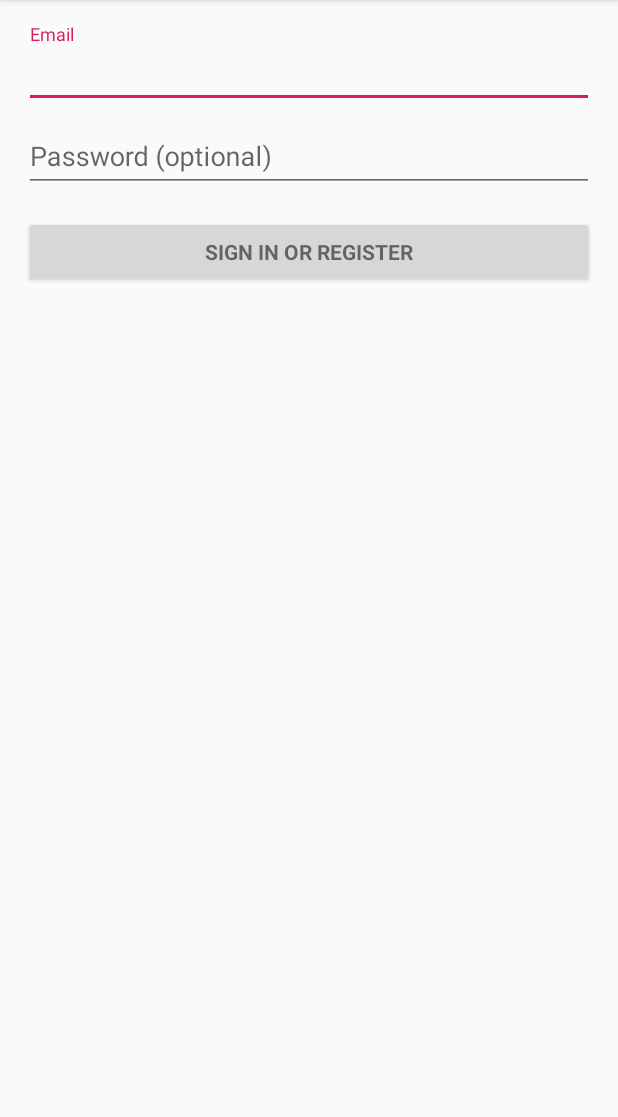
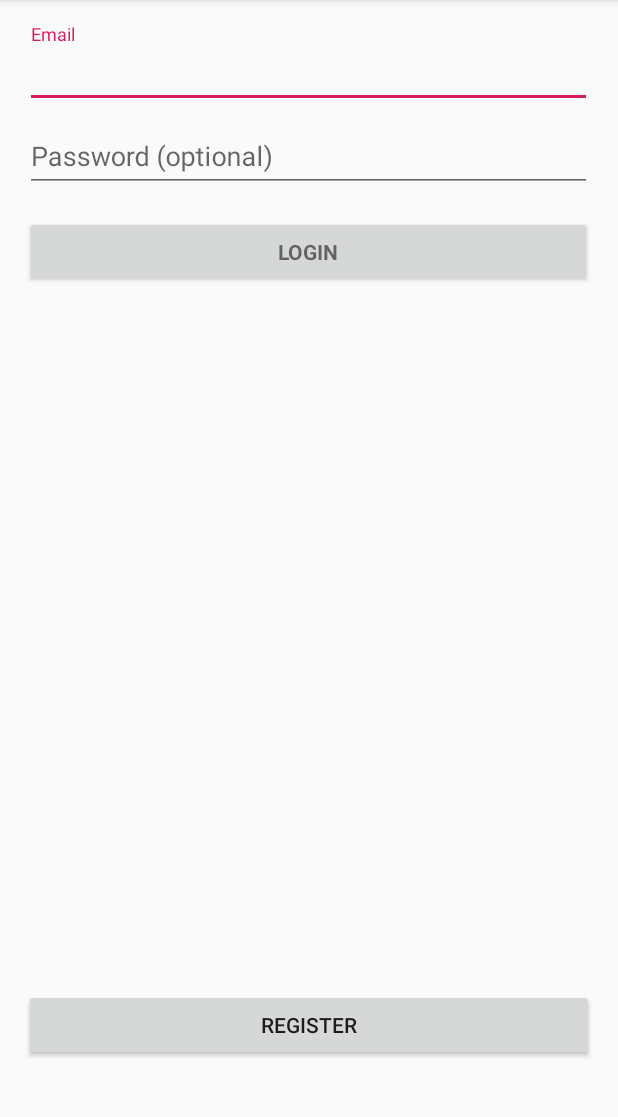
Before and after one commit to arquitecturas-moviles-2019/cursos-app, an Android app: the LoginActivity screen opened directly, with no data from a screen before it, on a phone screen of 412 x 824 dp, the part 84-1201 px from its top. Run offline under Robolectric (Android 15) with nearby library versions, the phone set to English and light mode, and no system bars; 2 statements that could not run were skipped.

Commit message:
Login to register button

```diff
--- a/app/src/main/java/com/arquitecturasmoviles/asado/LoginActivity.java
+++ b/app/src/main/java/com/arquitecturasmoviles/asado/LoginActivity.java
@@ -119,8 +119,21 @@ public class LoginActivity extends AppCompatActivity implements LoaderCallbacks<
             }
         });
 
+        Button mRegisterButton = (Button) findViewById(R.id.register_button);
+        mRegisterButton.setOnClickListener(new OnClickListener() {
+            @Override
+            public void onClick(View view) {
+                changeToRegisterView();
+            }
+        });
+
         mLoginFormView = findViewById(R.id.login_form);
         mProgressView = findViewById(R.id.login_progress);
+    }
+
+    private void changeToRegisterView(){
+        Intent Register = new Intent(getApplicationContext(), RegisterActivity.class);
+        startActivity(Register);
     }
 
     private void populateAutoComplete() {
--- a/app/src/main/res/layout/activity_login.xml
+++ b/app/src/main/res/layout/activity_login.xml
@@ -22,8 +22,8 @@
 
     <ScrollView
         android:id="@+id/login_form"
-        android:layout_width="match_parent"
-        android:layout_height="match_parent">
+        android:layout_width="378dp"
+        android:layout_height="640dp">
 
         <LinearLayout
             android:id="@+id/email_login_form"
@@ -42,7 +42,7 @@
                     android:hint="@string/prompt_email"
                     android:inputType="textEmailAddress"
                     android:maxLines="1"
-                android:singleLine="true"/>
+                    android:singleLine="true" />
 
             </android.support.design.widget.TextInputLayout>
 
@@ -60,7 +60,7 @@
                     android:imeOptions="actionUnspecified"
                     android:inputType="textPassword"
                     android:maxLines="1"
-                android:singleLine="true"/>
+                    android:singleLine="true" />
 
             </android.support.design.widget.TextInputLayout>
 
@@ -70,9 +70,21 @@
                 android:layout_width="match_parent"
                 android:layout_height="wrap_content"
                 android:layout_marginTop="16dp"
-                android:text="@string/action_sign_in"
-                android:textStyle="bold"/>
+                android:text="Login"
+                android:textStyle="bold" />
 
         </LinearLayout>
     </ScrollView>
+
+    <Button
+        android:id="@+id/button3"
+        android:layout_width="match_parent"
+        android:layout_height="3dp"
+        android:text="Button" />
+
+    <Button
+        android:id="@+id/register_button"
+        android:layout_width="match_parent"
+        android:layout_height="wrap_content"
+        android:text="Register" />
 </LinearLayout>
```
Lines whose indentation alone changed are shown as unchanged.
